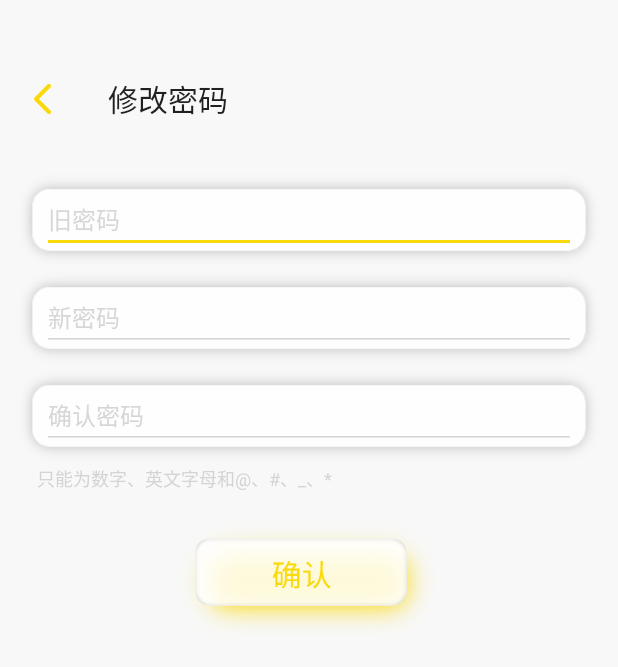
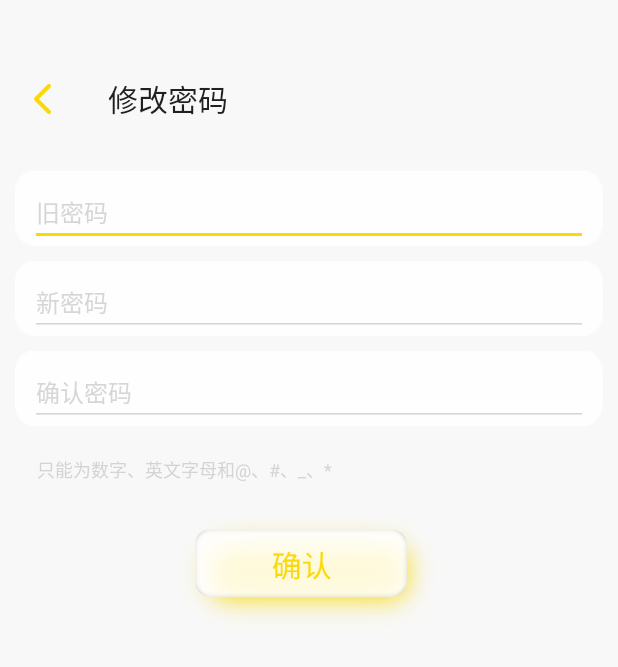
Before and after one commit to Licklin/MyMusic, an Android app: the PassWordActivity screen opened directly, with no data from a screen before it, on a phone screen of 412 x 824 dp. Shown: the top 667 px of the screen. Run offline under Robolectric (Android 15) with nearby library versions, the light colour scheme and no system bars.

Commit message:
设置页，删除了改密码的页面输入框的阴影

```diff
--- a/app/src/main/res/layout/acitvity_setting_password.xml
+++ b/app/src/main/res/layout/acitvity_setting_password.xml
@@ -26,7 +26,7 @@
 
         <ImageView
             android:layout_width="match_parent"
-            android:layout_height="65dp"
+            android:layout_height="50dp"
             android:layout_marginTop="0dp"
             android:scaleType="fitXY"
             android:src="@drawable/edit_text_back" />
@@ -35,9 +35,9 @@
             android:id="@+id/old_password"
             android:layout_width="match_parent"
             android:layout_height="wrap_content"
-            android:layout_marginLeft="18dp"
-            android:layout_marginTop="10dp"
-            android:layout_marginRight="18dp"
+            android:layout_marginLeft="10dp"
+            android:layout_marginTop="5dp"
+            android:layout_marginRight="10dp"
             android:backgroundTint="@color/hint_text"
             android:cursorVisible="true"
             android:digits="0123456789abcdefghijklmnopqrstuvwxyzABCDEFGHIJKLMNOPQRSTUVWXYZ@_#*"
@@ -56,11 +56,12 @@
         android:layout_width="match_parent"
         android:layout_height="wrap_content"
         android:layout_marginLeft="10dp"
+        android:layout_marginTop="10dp"
         android:layout_marginRight="10dp">
 
         <ImageView
             android:layout_width="match_parent"
-            android:layout_height="65dp"
+            android:layout_height="50dp"
             android:layout_marginTop="0dp"
             android:scaleType="fitXY"
             android:src="@drawable/edit_text_back" />
@@ -69,9 +70,9 @@
             android:id="@+id/new_password1"
             android:layout_width="match_parent"
             android:layout_height="wrap_content"
-            android:layout_marginLeft="18dp"
-            android:layout_marginTop="10dp"
-            android:layout_marginRight="18dp"
+            android:layout_marginLeft="10dp"
+            android:layout_marginTop="5dp"
+            android:layout_marginRight="10dp"
             android:backgroundTint="@color/hint_text"
             android:cursorVisible="true"
             android:digits="0123456789abcdefghijklmnopqrstuvwxyzABCDEFGHIJKLMNOPQRSTUVWXYZ@_#*"
@@ -90,11 +91,12 @@
         android:layout_width="match_parent"
         android:layout_height="wrap_content"
         android:layout_marginLeft="10dp"
+        android:layout_marginTop="10dp"
         android:layout_marginRight="10dp">
 
         <ImageView
             android:layout_width="match_parent"
-            android:layout_height="65dp"
+            android:layout_height="50dp"
             android:layout_marginTop="0dp"
             android:scaleType="fitXY"
             android:src="@drawable/edit_text_back" />
@@ -103,9 +105,9 @@
             android:id="@+id/new_password2"
             android:layout_width="match_parent"
             android:layout_height="wrap_content"
-            android:layout_marginLeft="18dp"
-            android:layout_marginTop="10dp"
-            android:layout_marginRight="18dp"
+            android:layout_marginLeft="10dp"
+            android:layout_marginTop="5dp"
+            android:layout_marginRight="10dp"
             android:backgroundTint="@color/hint_text"
             android:cursorVisible="true"
             android:digits="0123456789abcdefghijklmnopqrstuvwxyzABCDEFGHIJKLMNOPQRSTUVWXYZ@_#*"
@@ -123,6 +125,7 @@
         android:id="@+id/tip"
         android:layout_width="match_parent"
         android:layout_height="wrap_content"
+        android:layout_marginTop="20dp"
         android:layout_marginLeft="20dp"
         android:layout_marginRight="10dp"
         android:text="只能为数字、英文字母和@、#、_、*"
```
Also changed, not shown: app/src/main/res/drawable-xxxhdpi/edit_text_back.png, app/src/main/res/layout/activity_sound_quality.xml (line endings or trailing spaces).
